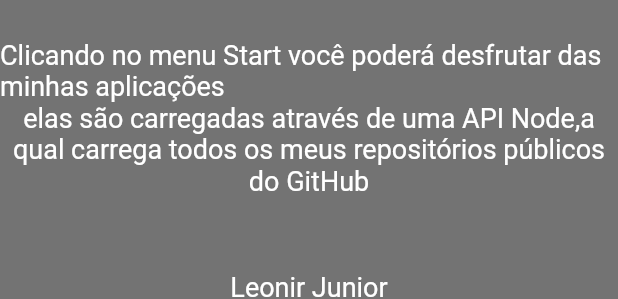
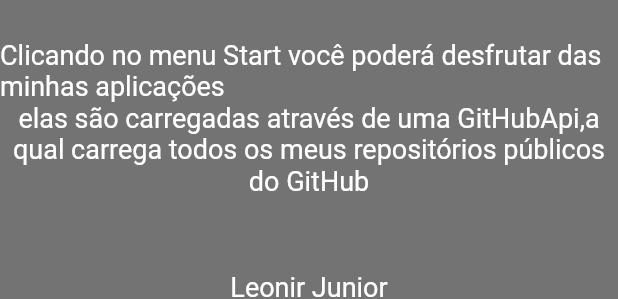
Before and after one commit to calestro/Meu-Portifolio-WebApp, a Flutter app: the ReadmeApp widget shown alone on an empty page, opened directly, on a phone screen of 412 x 824 dp. Shown: the part 464-763 px from the top of the screen. Run offline on Flutter 3.47's test engine with Material 2 defaults, Android fonts, the phone set to English and light mode, and no system bars; our stand-ins replace fl_chart.

Commit message:
readme foi alterado

```diff
--- a/lib/mini_apps/app_readme/readme_main.dart
+++ b/lib/mini_apps/app_readme/readme_main.dart
@@ -32,7 +32,7 @@ class _ReadmeAppState extends State<ReadmeApp> {
             Text("Bem Vindo !", style: title),
             const SizedBox(height: 15,),
             Text("Clicando no menu Start você poderá desfrutar das minhas aplicações", style: subtitle,),
-            Text("elas são carregadas através de uma API Node,a qual carrega todos os meus repositórios públicos do GitHub", style: subtitle,textAlign: TextAlign.center,),
+            Text("elas são carregadas através de uma GitHubApi,a qual carrega todos os meus repositórios públicos do GitHub", style: subtitle,textAlign: TextAlign.center,),
             const SizedBox(height: 50,),
             Text("Leonir Junior", style: subtitle,),
             Text("WebApps & MobileApps", style: subtitle),
```
